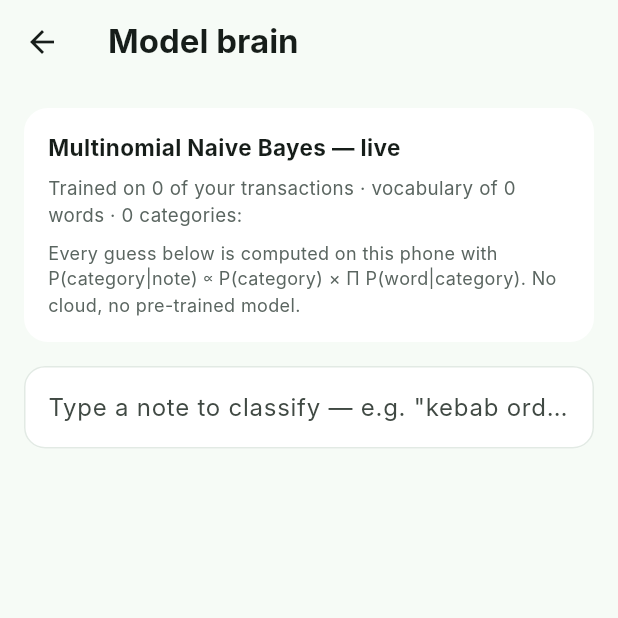
After one commit to Ashish-xo/Safe-To-Spend, a Flutter app: the ModelBrainScreen screen opened directly, on a phone screen of 412 x 824 dp, the top half of it. The commit adds this screen. Run offline on Flutter 3.47's test engine with Material 3 defaults, Android fonts, the phone set to English and light mode, and no system bars; our stand-ins replace fl_chart, shared_preferences, sqflite; accounts and stored records are empty; Roboto replaces fonts that are missing (Inter).

Commit message:
Make the Naive Bayes visible: explain() API, Model brain screen, in-chat ML evidence
- CategoryClassifier.explain(): full decision trace — per-category
  log-probabilities, per-word Laplace-smoothed evidence, coverage,
  softmax P(best vs runner-up) — same math as classify(), exposed
- NaiveBayesExplanation class with winningEvidence()/bestVsSecond
- Model brain screen (More > AI/ML): live classifier introspection —
  type a note, watch P(category|note) bars, word-by-word evidence with
  seen/unseen markers, confidence gating explained in-place
- Sage now appends NB reasoning to replies when the model (not the
  keyword map) decides the category
- Fix lone '}' bubble: _stripJson now drops unbalanced braces left by
  nested JSON actions; handle() falls back to offline template when
  sanitized LLM output is empty debris
- Fix 'vocabulary of null' label on Model brain empty state

````diff
--- /dev/null
+++ b/lib/screens/more/model_brain_screen.dart
@@ -0,0 +1,311 @@
+import 'package:flutter/material.dart';
+import '../../theme/app_theme.dart';
+import '../../services/app_store.dart';
+import '../../services/category_classifier.dart';
+
+/// LIVE view inside the Naive Bayes model: type any note, see the actual
+/// word probabilities, per-category log-scores and confidence that the
+/// math produces. This is the ML made visible — nothing is faked, every
+/// number comes straight from CategoryClassifier.explain().
+class ModelBrainScreen extends StatefulWidget {
+  const ModelBrainScreen({super.key});
+
+  @override
+  State<ModelBrainScreen> createState() => _ModelBrainScreenState();
+}
+
+class _ModelBrainScreenState extends State<ModelBrainScreen> {
+  final _controller = TextEditingController();
+  CategoryClassifier? _classifier;
+  int _trainingSize = 0;
+  NaiveBayesExplanation? _explanation;
+
+  @override
+  void initState() {
+    super.initState();
+    _reload();
+    _controller.addListener(_onChanged);
+  }
+
+  @override
+  void dispose() {
+    _controller.removeListener(_onChanged);
+    _controller.dispose();
+    super.dispose();
+  }
+
+  Future<void> _reload() async {
+    final store = AppStore();
+    final txs = await store.getTransactions();
+    final c = CategoryClassifier();
+    c.trainFrom(txs);
+    if (!mounted) return;
+    setState(() {
+      _classifier = c;
+      _trainingSize = c.trainingSize;
+    });
+    _onChanged();
+  }
+
+  void _onChanged() {
+    final c = _classifier;
+    if (c == null) return;
+    setState(() {
+      _explanation =
+          _controller.text.trim().isEmpty ? null : c.explain(_controller.text);
+      // Keep the header's vocabulary stat in sync with the live model.
+      _vocabularySize = _explanation?.vocabularySize ?? 0;
+    });
+  }
+
+  @override
+  Widget build(BuildContext context) {
+    final isDark = Theme.of(context).brightness == Brightness.dark;
+    return Scaffold(
+      backgroundColor: AppColors.background(isDark),
+      appBar: AppBar(
+        backgroundColor: AppColors.background(isDark),
+        title: const Text('Model brain'),
+      ),
+      body: _classifier == null
+          ? const Center(child: CircularProgressIndicator())
+          : ListView(
+              padding: const EdgeInsets.all(16),
+              children: [
+                _statusCard(isDark),
+                const SizedBox(height: 16),
+                TextField(
+                  controller: _controller,
+                  decoration: InputDecoration(
+                    hintText:
+                        'Type a note to classify — e.g. "kebab order 250"',
+                    filled: true,
+                    border: OutlineInputBorder(
+                        borderRadius: BorderRadius.circular(14)),
+                  ),
+                ),
+                const SizedBox(height: 16),
+                if (_explanation != null)
+                  _explanationView(_explanation!, isDark),
+              ],
+            ),
+    );
+  }
+
+  Widget _statusCard(bool isDark) {
+    final c = _classifier!;
+    final cats = c.learnedCategories;
+    return Container(
+      padding: const EdgeInsets.all(16),
+      decoration: BoxDecoration(
+        color: AppColors.card(isDark),
+        borderRadius: BorderRadius.circular(16),
+      ),
+      child: Column(
+        crossAxisAlignment: CrossAxisAlignment.start,
+        children: [
+          Text('Multinomial Naive Bayes — live',
+              style: TextStyle(
+                  fontWeight: FontWeight.w700,
+                  fontSize: 15,
+                  color: AppColors.textPrimary(isDark))),
+          const SizedBox(height: 6),
+          Text(
+            'Trained on $_trainingSize of your transactions · '
+            'vocabulary of ${_vocabularySize} words · '
+            '${cats.length} categories: ${cats.join(", ")}',
+            style: TextStyle(
+                fontSize: 12.5, color: AppColors.textSecondary(isDark)),
+          ),
+          const SizedBox(height: 8),
+          Text(
+            'Every guess below is computed on this phone with '
+            'P(category|note) ∝ P(category) × Π P(word|category). '
+            'No cloud, no pre-trained model.',
+            style: TextStyle(
+                fontSize: 12, color: AppColors.textSecondary(isDark)),
+          ),
+        ],
+      ),
+    );
+  }
+
+  int? _vocabularySize;
+
+  Widget _explanationView(NaiveBayesExplanation ex, bool isDark) {
+    final winning = ex.bestCategory == null
+        ? <({String word, double logP})>[]
+        : ex.winningEvidence(ex.bestCategory!);
+    return Column(
+      crossAxisAlignment: CrossAxisAlignment.start,
+      children: [
+        // ---- 1. Verdict ----
+        _card(isDark, 'VERDICT', [
+          Row(
+            children: [
+              Text(
+                ex.bestCategory ?? '—',
+                style: TextStyle(
+                    fontSize: 22,
+                    fontWeight: FontWeight.w800,
+                    color: AppColors.primaryGreen),
+              ),
+              const Spacer(),
+              Text(
+                'confidence ${(ex.confidence * 100).toStringAsFixed(0)}%',
+                style: TextStyle(
+                    fontSize: 14, color: AppColors.textPrimary(isDark)),
+              ),
+            ],
+          ),
+          const SizedBox(height: 4),
+          Text(
+            'Beats runner-up with ${(ex.bestVsSecond * 100).toStringAsFixed(1)}% '
+            'probability · ${ex.knownWords}/${ex.words.length} words known · '
+            'coverage ${(ex.coverage * 100).toStringAsFixed(0)}%',
+            style:
+                TextStyle(fontSize: 12, color: AppColors.textSecondary(isDark)),
+          ),
+          if (ex.confidence < 0.25)
+            Padding(
+              padding: const EdgeInsets.only(top: 6),
+              child: Text(
+                'Below the 0.25 trust threshold → the model ABSTAINS to '
+                '"Other" instead of guessing. That is deliberate.',
+                style: TextStyle(
+                    fontSize: 12,
+                    color: Colors.orangeAccent,
+                    fontStyle: FontStyle.italic),
+              ),
+            ),
+        ]),
+
+        // ---- 2. Per-category scores ----
+        _card(isDark, 'P(category | note) — log-space scores', [
+          ...ex.rankedScores.map((r) {
+            final top = r == ex.rankedScores.first;
+            return Padding(
+              padding: const EdgeInsets.only(bottom: 8),
+              child: Row(
+                children: [
+                  SizedBox(
+                      width: 110,
+                      child: Text(r.category,
+                          style: TextStyle(
+                              fontSize: 13.5,
+                              fontWeight: top ? FontWeight.w700 : FontWeight.w400,
+                              color: top
+                                  ? AppColors.primaryGreen
+                                  : AppColors.textPrimary(isDark)))),
+                  Expanded(
+                    child: ClipRRect(
+                      borderRadius: BorderRadius.circular(6),
+                      child: LinearProgressIndicator(
+                        value: _barValue(r.logProb, ex.rankedScores),
+                        minHeight: 10,
+                        backgroundColor: AppColors.background(isDark),
+                        valueColor: AlwaysStoppedAnimation(
+                            top ? AppColors.primaryGreen : Colors.grey),
+                      ),
+                    ),
+                  ),
+                  const SizedBox(width: 8),
+                  Text(r.logProb.toStringAsFixed(2),
+                      style: TextStyle(
+                          fontSize: 12,
+                          color: AppColors.textSecondary(isDark))),
+                ],
+              ),
+            );
+          }),
+          Text(
+            'log P(note|category) = log P(category) + Σ log P(word|category). '
+            'Higher (less negative) wins.',
+            style: TextStyle(
+                fontSize: 11.5, color: AppColors.textSecondary(isDark)),
+          ),
+        ]),
+
+        // ---- 3. Word-level evidence ----
+        if (winning.isNotEmpty)
+          _card(isDark, 'Why "${ex.bestCategory}"? — word evidence', [
+            ...winning.map((e) {
+              final known = ex.evidence[ex.bestCategory!]!
+                  .firstWhere((x) => x.word == e.word)
+                  .known;
+              return Padding(
+                padding: const EdgeInsets.only(bottom: 6),
+                child: Row(
+                  children: [
+                    Icon(
+                      known ? Icons.check_circle : Icons.help_outline,
+                      size: 16,
+                      color: known ? Colors.greenAccent : Colors.orangeAccent,
+                    ),
+                    const SizedBox(width: 8),
+                    Text('"${e.word}"',
+                        style: TextStyle(
+                            fontSize: 13.5,
+                            fontWeight: FontWeight.w600,
+                            color: AppColors.textPrimary(isDark))),
+                    const Spacer(),
+                    Text(
+                      known
+                          ? 'seen before · log P = ${e.logP.toStringAsFixed(2)}'
+                          : 'unseen → Laplace-smoothed · log P = ${e.logP.toStringAsFixed(2)}',
+                      style: TextStyle(
+                          fontSize: 12,
+                          color: AppColors.textSecondary(isDark)),
+                    ),
+                  ],
+                ),
+              );
+            }),
+            const SizedBox(height: 4),
+            Text(
+              'Green = the model has seen this word in this category before. '
+              'Orange = unseen word getting the smoothed (add-one) probability '
+              '— the model still reasons with it instead of crashing.',
+              style: TextStyle(
+                  fontSize: 11.5, color: AppColors.textSecondary(isDark)),
+            ),
+          ]),
+      ],
+    );
+  }
+
+  double _barValue(double logProb, List<({String category, double logProb})> all) {
+    // Map log-probs to [0.05, 1] bar lengths relative to the best/worst.
+    if (all.length == 1) return 1;
+    final best = all.first.logProb;
+    final worst = all.last.logProb;
+    if (best == worst) return 1;
+    final t = (logProb - worst) / (best - worst);
+    return 0.05 + 0.95 * t.clamp(0.0, 1.0);
+  }
+
+  Widget _card(bool isDark, String title, List<Widget> children) {
+    return Container(
+      width: double.infinity,
+      margin: const EdgeInsets.only(bottom: 16),
+      padding: const EdgeInsets.all(16),
+      decoration: BoxDecoration(
+        color: AppColors.card(isDark),
+        borderRadius: BorderRadius.circular(16),
+      ),
+      child: Column(
+        crossAxisAlignment: CrossAxisAlignment.start,
+        children: [
+          Text(title.toUpperCase(),
+              style: TextStyle(
+                  fontSize: 11,
+                  letterSpacing: 1.2,
+                  fontWeight: FontWeight.w700,
+                  color: AppColors.textSecondary(isDark))),
+          const SizedBox(height: 10),
+          ...children,
+        ],
+      ),
+    );
+  }
+}
--- a/lib/screens/more/more_screen.dart
+++ b/lib/screens/more/more_screen.dart
@@ -6,6 +6,7 @@ import 'package:uuid/uuid.dart';
 import '../../theme/app_theme.dart';
 import '../insights/insights_screen.dart';
 import '../assistant/assistant_screen.dart';
+import 'model_brain_screen.dart';
 import 'transactions_screen.dart';
 import 'settings_screen.dart';
 import '../../services/app_store.dart';
@@ -80,6 +81,14 @@ class _MoreScreenState extends State<MoreScreen> {
               'How far ahead to look when counting upcoming payments',
               onTap: () => Navigator.push(context,
                   MaterialPageRoute(builder: (_) => const SettingsScreen()))),
+
+          const SizedBox(height: 24),
+
+          _sectionLabel(isDark, 'AI / MACHINE LEARNING'),
+          _row(context, Icons.psychology_outlined, 'Model brain',
+              'See how the Naive Bayes classifier thinks — word by word',
+              onTap: () => Navigator.push(context,
+                  MaterialPageRoute(builder: (_) => const ModelBrainScreen()))),
 
           const SizedBox(height: 28),
           Text(
--- a/lib/services/category_classifier.dart
+++ b/lib/services/category_classifier.dart
@@ -198,4 +198,144 @@ class CategoryClassifier {
   }
 
   static double log(num x) => x <= 0 ? -1000 : math.log(x);
+
+  /// Full decision trace for one note — the same math as [classify] but
+  /// exposing every intermediate value so the app can SHOW the model
+  /// thinking. Used by the "model brain" panel and in-reply explanations.
+  NaiveBayesExplanation explain(String text) {
+    final words = tokenize(text);
+    if (!isTrained || words.isEmpty) {
+      return NaiveBayesExplanation.empty(text, words);
+    }
+
+    final vocab = <String>{};
+    for (final b in _wordCounts.values) {
+      vocab.addAll(b.keys);
+    }
+    final vocabSize = vocab.isEmpty ? 1 : vocab.length;
+
+    // Per-category log-probability and per-word evidence.
+    final scores = <String, double>{};
+    final evidence =
+        <String, List<({String word, double logP, bool known})>>{};
+
+    for (final entry in _docCounts.entries) {
+      if (entry.value <= 0) continue;
+      final cat = entry.key;
+      final bucket = _wordCounts[cat] ?? const {};
+      final totalWords = bucket.values.fold<int>(0, (s, c) => s + c);
+      var score = log(_docCounts[cat]! / _totalDocs); // log P(cat)
+      final ev = <({String word, double logP, bool known})>[];
+      for (final w in words) {
+        final count = bucket[w] ?? 0;
+        // log P(word|cat) with add-one smoothing
+        final lp = log((count + _alpha) / (totalWords + _alpha * vocabSize));
+        score += lp;
+        ev.add((word: w, logP: lp, known: count > 0));
+      }
+      scores[cat] = score;
+      evidence[cat] = ev;
+    }
+
+    // Rank categories by log-probability.
+    final ranked = scores.entries.toList()..sort((a, b) => b.value.compareTo(a.value));
+    final best = ranked.isEmpty ? null : ranked.first;
+    final second = ranked.length > 1 ? ranked[1] : null;
+
+    // Vocabulary coverage + confidence, mirroring classify().
+    var knownWords = 0;
+    for (final w in words) {
+      for (final b in _wordCounts.values) {
+        if (b.containsKey(w)) {
+          knownWords++;
+          break;
+        }
+      }
+    }
+    final coverage = words.isEmpty ? 0.0 : knownWords / words.length;
+    final damp = knownWords == 0 ? 0.3 : 1.0;
+    final margin = (best == null || second == null)
+        ? 6.0
+        : (best.value - second.value);
+    final marginConf = (margin / 6.0).clamp(0.0, 1.0);
+    final confidence =
+        (damp * (0.55 * marginConf + 0.45 * coverage)).clamp(0.0, 1.0);
+
+    return NaiveBayesExplanation(
+      rawText: text,
+      words: words,
+      vocabularySize: vocabSize,
+      trainingDocs: _totalDocs,
+      knownWords: knownWords,
+      coverage: coverage,
+      confidence: confidence,
+      rankedScores: ranked
+          .map((e) => (category: e.key, logProb: e.value))
+          .toList(),
+      evidence: evidence,
+    );
+  }
 }
+
+/// The complete decision trace of one Naive Bayes classification — every
+/// number the model used, in a form a human (or a viva examiner) can read.
+class NaiveBayesExplanation {
+  final String rawText;
+  final List<String> words;
+  final int vocabularySize;
+  final int trainingDocs;
+  final int knownWords;
+  final double coverage;
+  final double confidence;
+  final List<({String category, double logProb})> rankedScores;
+  final Map<String, List<({String word, double logP, bool known})>> evidence;
+
+  const NaiveBayesExplanation({
+    required this.rawText,
+    required this.words,
+    required this.vocabularySize,
+    required this.trainingDocs,
+    required this.knownWords,
+    required this.coverage,
+    required this.confidence,
+    required this.rankedScores,
+    required this.evidence,
+  });
+
+  factory NaiveBayesExplanation.empty(String text, List<String> words) =>
+      NaiveBayesExplanation(
+        rawText: text,
+        words: words,
+        vocabularySize: 0,
+        trainingDocs: 0,
+        knownWords: 0,
+        coverage: 0,
+        confidence: 0,
+        rankedScores: const [],
+        evidence: const {},
+      );
+
+  String? get bestCategory =>
+      rankedScores.isEmpty ? null : rankedScores.first.category;
+
+  /// Probability that the best category beats the runner-up, computed by
+  /// softmax over the top log-probabilities — the closest thing to
+  /// P(best | text) the model can offer.
+  double get bestVsSecond {
+    if (rankedScores.length < 2) return 1.0;
+    final a = rankedScores[0].logProb, b = rankedScores[1].logProb;
+    // softmax with max-shift for numeric stability
+    final m = math.max(a, b);
+    final ea = math.exp(a - m), eb = math.exp(b - m);
+    return ea / (ea + eb);
+  }
+
+  /// The words that pushed the decision toward the winning category
+  /// (highest per-word log-probability in the best category).
+  List<({String word, double logP})> winningEvidence(String category) {
+    final ev = evidence[category];
+    if (ev == null) return const [];
+    final sorted = [...ev]..sort((x, y) => y.logP.compareTo(x.logP));
+    return sorted.map((e) => (word: e.word, logP: e.logP)).toList();
+  }
+}
--- a/lib/services/chat_assistant.dart
+++ b/lib/services/chat_assistant.dart
@@ -93,6 +93,21 @@ class ChatAssistant {
           text = 'Logged ${t.type == TransactionType.income ? "income" : "expense"} of $summary. '
               'Your Safe to Spend is updated.';
         }
+        // Show the ML at work: when the Naive Bayes model (not the keyword
+        // map) decided the category, append the word-level evidence so the
+        // classification is transparent, not a black box.
+        final ex = classifier.explain(t.note ?? message);
+        if (ex.bestCategory == t.category &&
+            ex.trainingDocs > 0 &&
+            _keywordGuess(message) == 'other') {
+          final ev = ex.winningEvidence(t.category).take(2)
+              .map((e) => '"${e.word}"')
+              .join(' + ');
+          text += '\n\n🧠 Naive Bayes: classified as ${t.category} '
+              '(${(ex.confidence * 100).toStringAsFixed(0)}% confidence) — '
+              'evidence: $ev. Learned from your own past entries '
+              '(${ex.trainingDocs} training notes, ${ex.vocabularySize}-word vocabulary).';
+        }
       } else {
         final expenseCount =
             parsed.where((t) => t.type == TransactionType.expense).length;
@@ -139,10 +154,19 @@ class ChatAssistant {
     }
 
 
-    /// Step 3: LLM for open-ended advice/affordability (retries — Pollinations
+    // Step 3: LLM for open-ended advice/affordability (retries — Pollinations
     // free tier is 1 reply / 45s per IP).
     final reply = await _askLlm(message, settings, transactions, recurring);
-    if (reply != null) return reply;
+    if (reply != null) {
+      // Final guard: if all that survives sanitizing is debris, fall through
+      // to the offline template instead of showing an empty/garbage bubble.
+      final clean = reply.text.trim();
+      if (clean.isEmpty ||
+          clean.replaceAll(RegExp(r'[\{\}\[\]"\x27,\s]'), '').isEmpty) {
+        return _localFallback(message, settings, transactions);
+      }
+      return reply;
+    }
 
     // Step 4: offline fallback.
     return _localFallback(message, settings, transactions);
@@ -688,10 +712,15 @@ class ChatAssistant {
 
   String _stripJson(String text) {
     // Remove any JSON the model emitted so the user only sees prose.
-    return text
+    var t = text
         .replaceAll(RegExp(r'\{[\s\S]*?\}'), '')
         .replaceAll(RegExp(r'```[a-z]*'), '')
         .trim();
+    // Unbalanced braces survive the pair-removal above (e.g. a nested JSON
+    // action leaves a stray "}"). Drop any leftover bracket characters so
+    // JSON debris can never render as a chat bubble.
+    t = t.replaceAll(RegExp(r'[\{\}\[\]]'), '').trim();
+    return t;
   }
 
   AssistantReply _localFallback(
````
Also changed, not shown: 1 other file.
